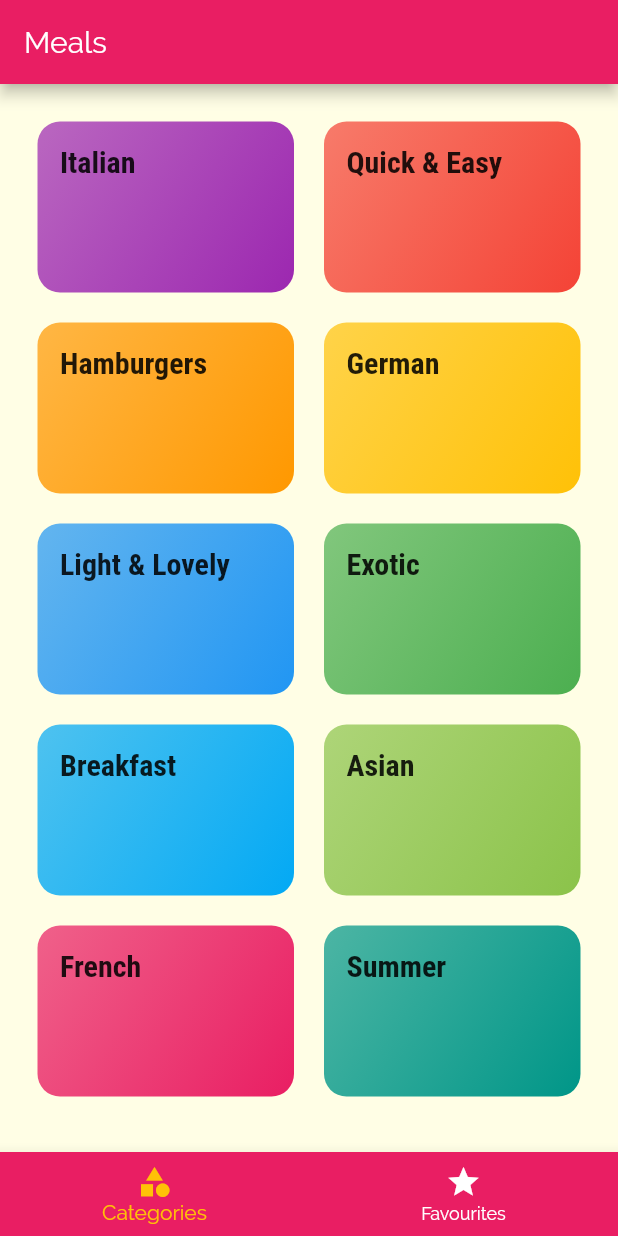
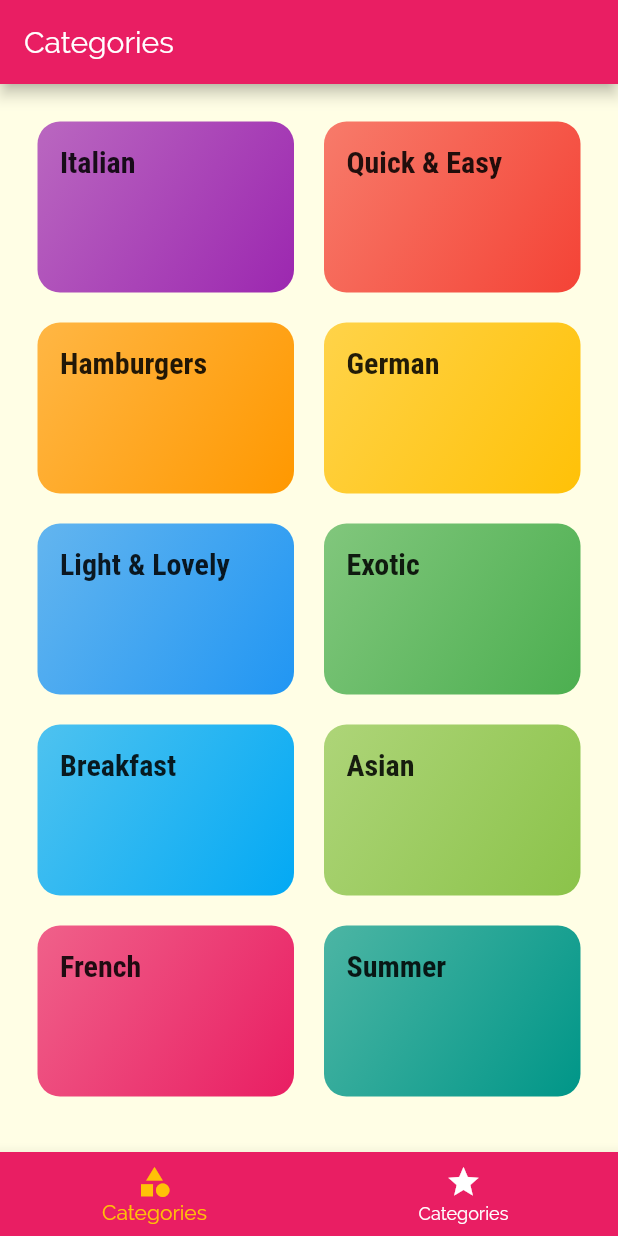
Before and after one commit to mkrosnicki/MealsApp, a Flutter app: the screen it shows after launch, on a phone screen of 412 x 824 dp. Run offline on Flutter 3.47's test engine with Material 2 defaults, Android fonts, the phone set to English and light mode, and no system bars.

Commit message:
adding tabs - second approach

```diff
--- a/lib/screens/tabs_screen.dart
+++ b/lib/screens/tabs_screen.dart
@@ -8,10 +8,9 @@ class TabsScreen extends StatefulWidget {
 }
 
 class _TabsScreenState extends State<TabsScreen> {
-
-  final List<Widget> _pages = [
-    CategoriesScreen(),
-    FavouritesScreen()
+  final List<Map<String, Object>> _pages = [
+    {'page': CategoriesScreen(), 'title': 'Categories'},
+    {'page': FavouritesScreen(), 'title': 'Favourites'},
   ];
   int _selectedPageIndex = 0;
 
@@ -25,9 +24,9 @@ class _TabsScreenState extends State<TabsScreen> {
   Widget build(BuildContext context) {
     return Scaffold(
       appBar: AppBar(
-        title: Text('Meals'),
+        title: Text(_pages[_selectedPageIndex]['title']),
       ),
-      body: _pages[_selectedPageIndex],
+      body: _pages[_selectedPageIndex]['page'],
       bottomNavigationBar: BottomNavigationBar(
         onTap: (index) => _selectPage(index),
         backgroundColor: Theme.of(context).primaryColor,
@@ -37,11 +36,11 @@ class _TabsScreenState extends State<TabsScreen> {
         items: [
           BottomNavigationBarItem(
             icon: Icon(Icons.category),
-            title: Text('Categories'),
+            title: Text(_pages[_selectedPageIndex]['title']),
           ),
           BottomNavigationBarItem(
             icon: Icon(Icons.star),
-            title: Text('Favourites'),
+            title: Text(_pages[_selectedPageIndex]['title']),
           ),
         ],
       ),
```
